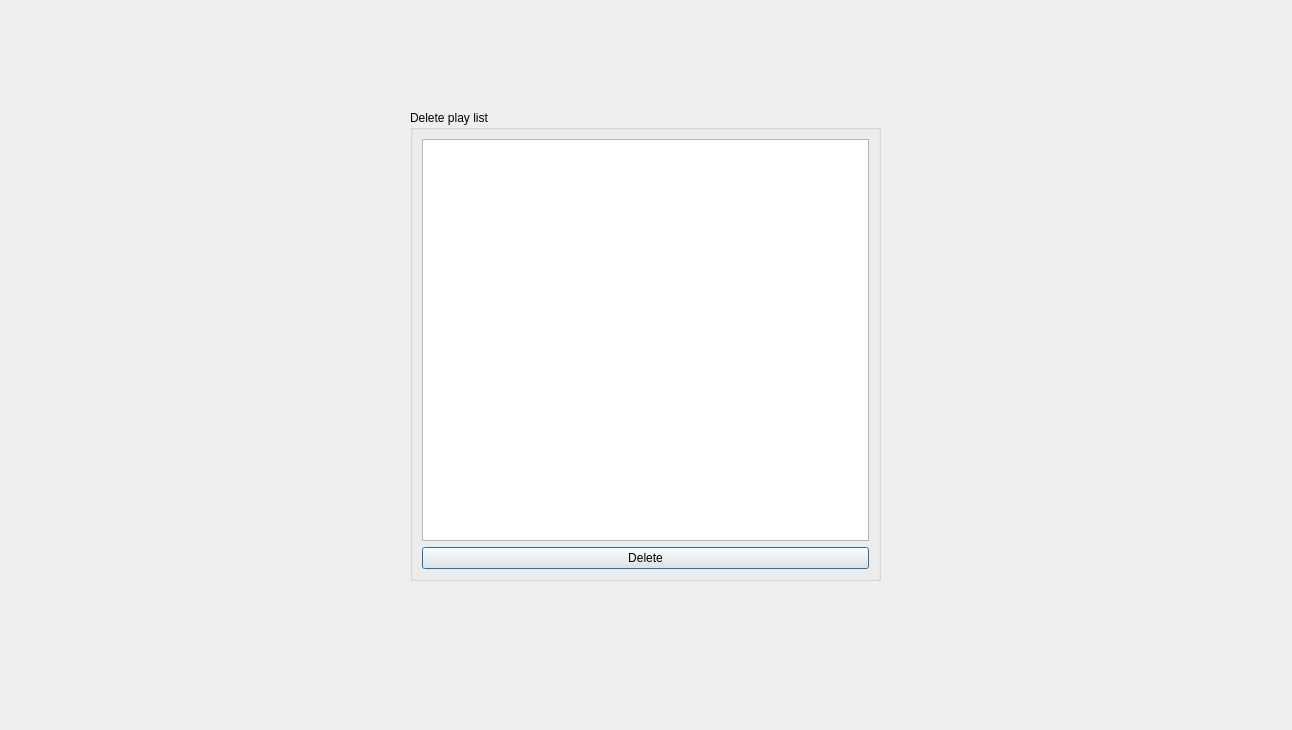
First picture: the form in ui/deleteplaylist.ui, repository Avesta85/JukeBox, before the edit.
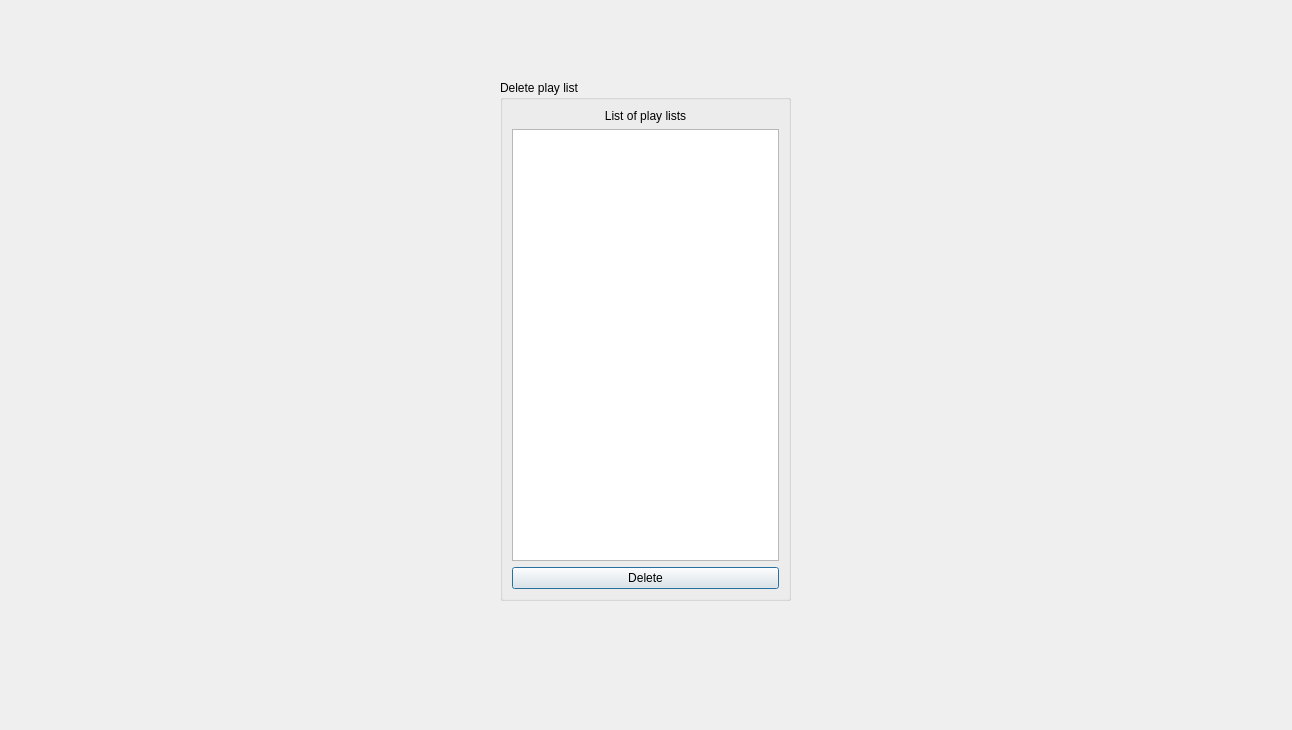
Second picture: the form after the edit.

Commit message: Edit play lists dialogs

```diff
--- a/ui/deleteplaylist.ui
+++ b/ui/deleteplaylist.ui
@@ -16,26 +16,36 @@
   <widget class="QGroupBox" name="groupBox">
    <property name="geometry">
     <rect>
-     <x>410</x>
-     <y>110</y>
-     <width>471</width>
-     <height>471</height>
+     <x>500</x>
+     <y>80</y>
+     <width>291</width>
+     <height>521</height>
     </rect>
    </property>
    <property name="title">
     <string>Delete play list</string>
    </property>
    <layout class="QGridLayout" name="gridLayout">
-    <item row="0" column="0">
-     <widget class="QListWidget" name="listWidget"/>
-    </item>
     <item row="1" column="0">
+     <widget class="QListWidget" name="listWidget"/>
+    </item>
+    <item row="2" column="0">
      <widget class="QPushButton" name="pushButton_delete">
       <property name="text">
        <string>Delete</string>
       </property>
      </widget>
     </item>
+    <item row="0" column="0">
+     <widget class="QLabel" name="label">
+      <property name="text">
+       <string>List of play lists</string>
+      </property>
+      <property name="alignment">
+       <set>Qt::AlignmentFlag::AlignCenter</set>
+      </property>
+     </widget>
+    </item>
    </layout>
   </widget>
  </widget>
```
The commit also changes 6 other files.
